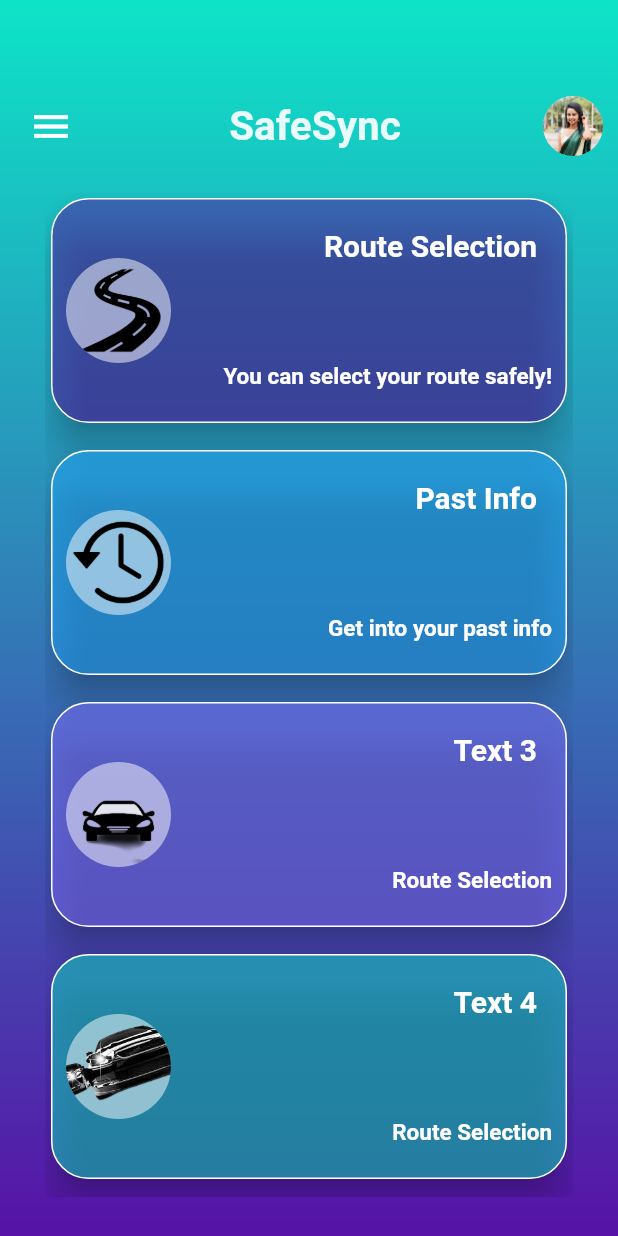
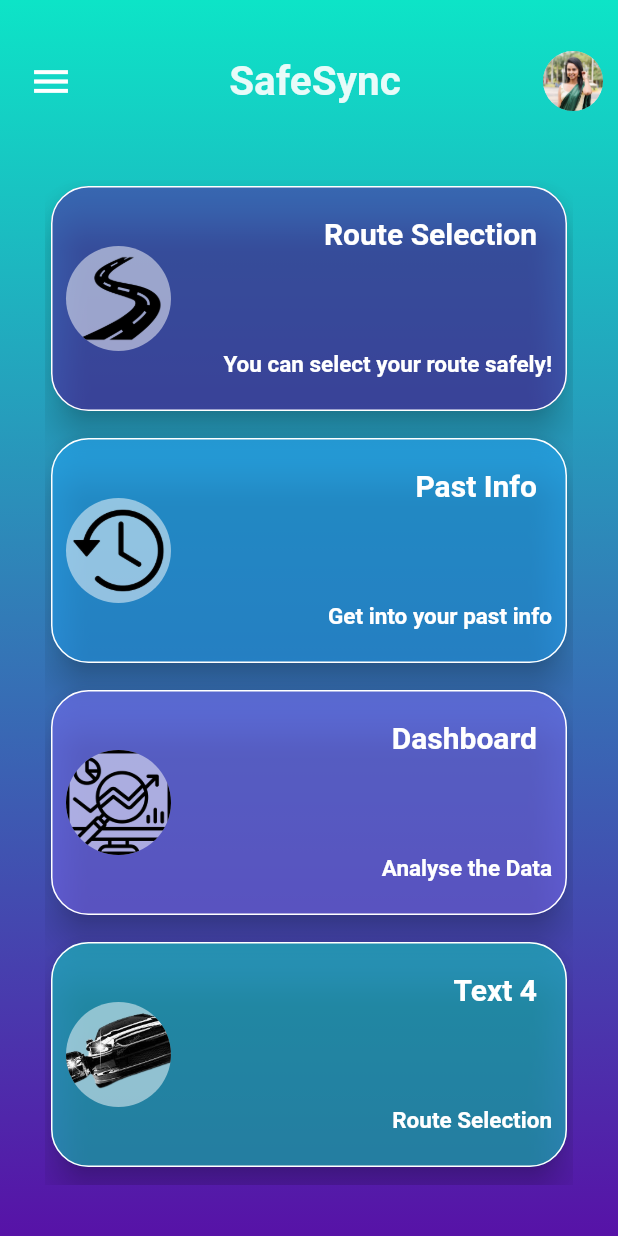
Before and after one commit to Judy0817/SafeSync-Mobile-App, a Flutter app: the screen it shows after launch, after a tap on "Sign In", on a phone screen of 412 x 824 dp. Run offline on Flutter 3.47's test engine with Material 2 defaults, Android fonts, the phone set to English and light mode, and no system bars; our stand-ins replace carousel_slider, firebase_auth, firebase_core; accounts and stored records are empty; network calls fail.

Commit message:
add dashboard

```diff
--- a/lib/Reusable/reusable.dart
+++ b/lib/Reusable/reusable.dart
@@ -81,7 +81,7 @@ Container reusableButton(BuildContext context, String text, Function() onTap){
   );
 }
 
-Row menuBar(BuildContext context, ){
+Row menuBar(BuildContext context, String text ){
   return Row(
     mainAxisAlignment: MainAxisAlignment.spaceBetween,
     children: [
@@ -101,7 +101,7 @@ Row menuBar(BuildContext context, ){
         ),
       ),
       Text(
-        "SafeSync",
+        text,
         style: TextStyle(
           color: Colors.white.withOpacity(0.9),
           fontWeight: FontWeight.bold,
--- /dev/null
+++ b/lib/Screens/dashboard.dart
@@ -0,0 +1,114 @@
+import 'package:flutter/material.dart';
+import 'package:accident_prediction/Screens/signIn.dart';
+import '../Reusable/reusable.dart';
+import 'homeScreen.dart';
+
+class Dashboard extends StatefulWidget {
+  const Dashboard({Key? key}) : super(key: key);
+
+  @override
+  State<Dashboard> createState() => _DashboardState();
+}
+
+class _DashboardState extends State<Dashboard> {
+  final List<Map<String, dynamic>> items = [
+    {'title': 'Route Selection', 'subtitle': 'Select the best route for your journey', 'route': '/signIn'},
+    {'title': 'Past Info', 'subtitle': 'Access your past information and data', 'route': '/pastInfo'},
+    {'title': 'Dashboard Analysis', 'subtitle': 'Analyze your data effectively', 'route': '/dashboardAnalysis'},
+    {'title': 'Safety Tips', 'subtitle': 'Get the best safety tips for your trips', 'route': '/safetyTips'},
+    {'title': 'Profile Settings', 'subtitle': 'Manage your profile settings', 'route': '/profileSettings'},
+    {'title': 'Notifications', 'subtitle': 'View your notifications', 'route': '/notifications'},
+    {'title': 'Help & Support', 'subtitle': 'Get help and support for the app', 'route': '/helpSupport'},
+    {'title': 'Feedback', 'subtitle': 'Provide feedback about the app', 'route': '/feedback'},
+    {'title': 'App Info', 'subtitle': 'Learn more about the app', 'route': '/appInfo'},
+    {'title': 'Logout', 'subtitle': 'Sign out of your account', 'route': '/logout'},
+  ];
+
+  void _navigateToPage(BuildContext context, String route) {
+    Navigator.pushNamed(context, route);
+    print('Navigating to $route');
+  }
+
+  @override
+  Widget build(BuildContext context) {
+    return Scaffold(
+      body: Container(
+        width: MediaQuery.of(context).size.width,
+        height: MediaQuery.of(context).size.height,
+        decoration: BoxDecoration(
+          gradient: LinearGradient(
+            begin: Alignment.topCenter,
+            end: Alignment.bottomCenter,
+            colors: [
+              Color(0xFF0DE4C7),
+              Color(0xFF5712A7),
+            ],
+          ),
+        ),
+        child: Stack(
+          children: [
+            Positioned(
+              top: 0,
+              left: 0,
+              right: 0,
+              child: Container(
+                padding: EdgeInsets.fromLTRB(10, 30, 10, 0),
+                color: Colors.transparent, // Change if you want a different background for the menu bar
+                child: menuBar(context, "Dashboard"),
+              ),
+            ),
+            Padding(
+              padding: EdgeInsets.only(top: 90), // Adjust this value based on the height of your menu bar
+              child: SingleChildScrollView(
+                child: Padding(
+                  padding: EdgeInsets.fromLTRB(10, 0, 10, 0),
+                  child: Column(
+                    children: [
+                      Padding(
+                        padding: const EdgeInsets.fromLTRB(20, 20, 20, 0),
+                        child: SizedBox(
+                          height: 700,
+                          child: ListView.builder(
+                            itemCount: items.length,
+                            itemBuilder: (context, index) {
+                              return ListTile(
+                                leading: IconTheme(
+                                  data: IconThemeData(
+                                    color: Colors.black, // Change the color if needed
+                                    size: 30, // Change the size if needed
+                                  ),
+                                  child: Icon(Icons.auto_graph_rounded),
+                                ),
+                                title: Text(
+                                  items[index]['title']!,
+                                  style: TextStyle(
+                                    fontWeight: FontWeight.bold,
+                                  ),
+                                ),
+                                subtitle: Text(items[index]['subtitle']!),
+                                trailing: IconTheme(
+                                  data: IconThemeData(
+                                    color: Colors.black, // Change the color if needed
+                                    size: 30, // Change the size if needed
+                                  ),
+                                  child: Icon(Icons.arrow_forward),
+                                ),
+                                onTap: () {
+                                  _navigateToPage(context, items[index]['route']);
+                                },
+                              );
+                            },
+                          ),
+                        ),
+                      ),
+                    ],
+                  ),
+                ),
+              ),
+            ),
+          ],
+        ),
+      ),
+    );
+  }
+}
--- a/lib/Screens/homeScreen.dart
+++ b/lib/Screens/homeScreen.dart
@@ -2,6 +2,7 @@ import 'package:accident_prediction/Screens/signIn.dart';
 import 'package:flutter/material.dart';
 import 'package:carousel_slider/carousel_slider.dart';
 import '../Reusable/reusable.dart';
+import 'dashboard.dart';
 
 class HomeScreen extends StatefulWidget {
   const HomeScreen({Key? key}) : super(key: key);
@@ -25,14 +26,27 @@ class _HomeScreenState extends State<HomeScreen> {
               Color(0xFF0DE4C7),
               Color(0xFF5712A7),
             ],
-            )
           ),
+        ),
+        child: Stack(
+          children: [
+            Positioned(
+              top: 0,
+              left: 0,
+              right: 0,
+              child: Container(
+                padding: EdgeInsets.fromLTRB(10, 30, 10, 0),
+                color: Colors.transparent, // Change if you want a different background for the menu bar
+                child: menuBar(context, "SafeSync"),
+              ),
+            ),
+            Padding(
+              padding: EdgeInsets.only(top: 100), // Adjust this value based on the height of your menu bar
               child: SingleChildScrollView(
-          child:Padding(
-            padding: EdgeInsets.fromLTRB(10, 60, 10, 0),
+                child: Padding(
+                  padding: EdgeInsets.fromLTRB(10, 0, 10, 0),
                   child: Column(
                     children: [
-                menuBar(context),
                       Padding(
                         padding: const EdgeInsets.fromLTRB(20, 20, 20, 0),
                         child: SingleChildScrollView(
@@ -40,91 +54,119 @@ class _HomeScreenState extends State<HomeScreen> {
                             height: 670,
                             child: ListView(
                               scrollDirection: Axis.vertical,
-                        children:[
+                              children: [
                                 GestureDetector(
-                            onTap: (){
+                                  onTap: () {
                                     Navigator.push(
                                       context,
                                       MaterialPageRoute(
                                         builder: (context) => const signIn(),
-                                )
+                                      ),
                                     );
                                   },
-                            child: swapCard("Route Selection","You can select your route safely!",Color(0xFF5712A7), 'assets/images/route.png' ),
+                                  child: swapCard(
+                                    "Route Selection",
+                                    "You can select your route safely!",
+                                    Color(0xFF5712A7),
+                                    'assets/images/route.png',
                                   ),
-                          SizedBox(height: 10,),
+                                ),
+                                SizedBox(height: 10),
                                 GestureDetector(
-                            onTap: (){
+                                  onTap: () {
                                     Navigator.push(
                                       context,
                                       MaterialPageRoute(
                                         builder: (context) => const signIn(),
-                                  )
+                                      ),
                                     );
                                   },
-                            child: swapCard("Past Info", "Get into your past info",Color(0x6224A9FF), 'assets/images/pastInfo.png'),
+                                  child: swapCard(
+                                    "Past Info",
+                                    "Get into your past info",
+                                    Color(0x6224A9FF),
+                                    'assets/images/pastInfo.png',
                                   ),
-
-                          SizedBox(height: 10,),
+                                ),
+                                SizedBox(height: 10),
                                 GestureDetector(
-                            onTap: (){
+                                  onTap: () {
+                                    Navigator.push(
+                                      context,
+                                      MaterialPageRoute(
+                                        builder: (context) => const Dashboard(),
+                                      ),
+                                    );
+                                  },
+                                  child: swapCard(
+                                    "Dashboard",
+                                    "Analyse the Data",
+                                    Color(0x0D8070FF),
+                                    'assets/images/dashboard.png',
+                                  ),
+                                ),
+                                SizedBox(height: 10),
+                                GestureDetector(
+                                  onTap: () {
                                     Navigator.push(
                                       context,
                                       MaterialPageRoute(
                                         builder: (context) => const signIn(),
-                                  )
+                                      ),
                                     );
                                   },
-                            child: swapCard("Text 3","Route Selection", Color(0x0D8070FF), 'assets/images/car.png'),
+                                  child: swapCard(
+                                    "Text 4",
+                                    "Route Selection",
+                                    Color(0xFF0DE4C7),
+                                    'assets/images/twocar.png',
                                   ),
-
-                          SizedBox(height: 10,),
+                                ),
+                                SizedBox(height: 10),
                                 GestureDetector(
-                            onTap: (){
+                                  onTap: () {
                                     Navigator.push(
                                       context,
                                       MaterialPageRoute(
                                         builder: (context) => const signIn(),
-                                  )
+                                      ),
                                     );
                                   },
-                            child: swapCard("Text 4","Route Selection", Color(0xFF0DE4C7), 'assets/images/twocar.png'),
+                                  child: swapCard(
+                                    "Text 5",
+                                    "Route Selection",
+                                    Color(0xFF5712A7),
+                                    'assets/images/route.png',
                                   ),
-
-                          SizedBox(height: 10,),
+                                ),
+                                SizedBox(height: 10),
                                 GestureDetector(
-                            onTap: (){
+                                  onTap: () {
                                     Navigator.push(
                                       context,
                                       MaterialPageRoute(
                                         builder: (context) => const signIn(),
-                                  )
+                                      ),
                                     );
                                   },
-                            child: swapCard("Text 5","Route Selection", Color(0xFF5712A7), 'assets/images/route.png'),
+                                  child: swapCard(
+                                    "Give Feedback",
+                                    "Route Selection",
+                                    Color(0x6224A9FF),
+                                    'assets/images/route.png',
                                   ),
-
-                          SizedBox(height: 10,),
-                          GestureDetector(
-                            onTap: (){
-                              Navigator.push(
-                                  context,
-                                  MaterialPageRoute(
-                                    builder: (context) => const signIn(),
-                                  )
-                              );
-                            },
-                            child: swapCard("Give Feedback","Route Selection", Color(0x6224A9FF), 'assets/images/route.png'),
                                 ),
-
                               ],
                             ),
                           ),
                         ),
-                )
+                      ),
                     ],
                   ),
-          ) ,
+                ),
+              ),
+            ),
+          ],
         ),
       ),
     );
--- a/lib/main.dart
+++ b/lib/main.dart
@@ -1,4 +1,5 @@
 import 'package:flutter/material.dart';
+import 'Screens/homeScreen.dart';
 import 'Screens/signIn.dart';
 import 'package:firebase_core/firebase_core.dart';
 import 'firebase_options.dart';
@@ -20,6 +21,19 @@ class MyApp extends StatelessWidget {
     return MaterialApp(
       title: 'Flutter Demo',
       debugShowCheckedModeBanner: false,
+      routes: {
+        '/signIn': (context) => HomeScreen(),
+        // '/signIn': (context) => SignInScreen(), // Example route to SignInScreen
+        // '/pastInfo': (context) => PastInfoPage(),
+        // '/dashboardAnalysis': (context) => DashboardAnalysisPage(),
+        // '/safetyTips': (context) => SafetyTipsPage(),
+        // '/profileSettings': (context) => ProfileSettingsPage(),
+        // '/notifications': (context) => NotificationsPage(),
+        // '/helpSupport': (context) => HelpSupportPage(),
+        // '/feedback': (context) => FeedbackPage(),
+        // '/appInfo': (context) => AppInfoPage(),
+        // '/logout': (context) => LogoutPage(),
+      },
       home: signIn(),
     );
   }
```
Also changed, not shown: assets/images/IcBoZ.jpg (added), assets/images/dashboard.png (added). Lines whose indentation alone changed are shown as unchanged.
